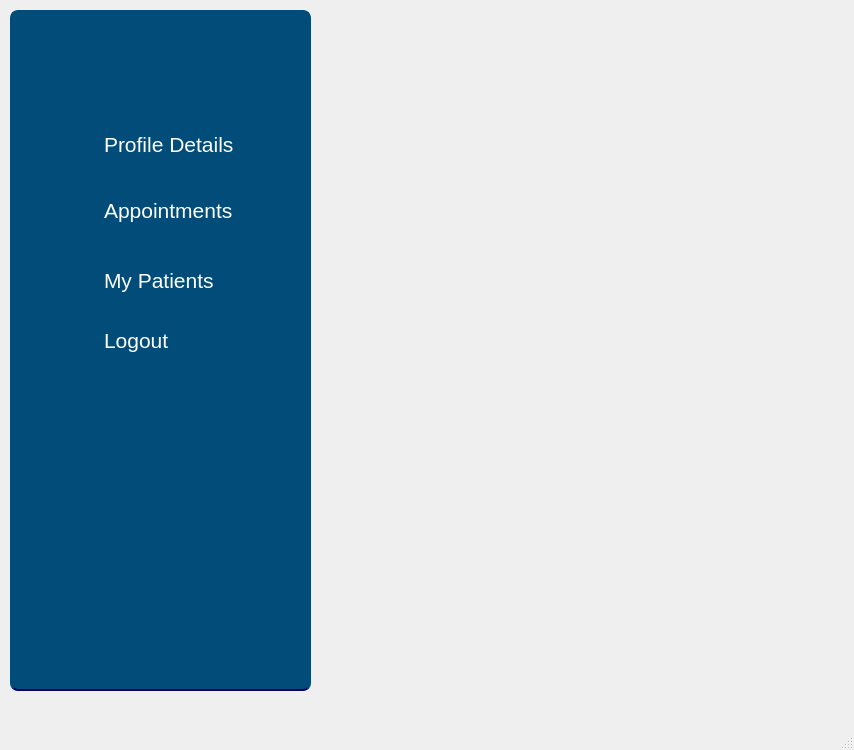
Before: the Qt Designer form frontend/doctordashboard.ui in rushii1192/covid-mgmt, drawn with Qt 5.
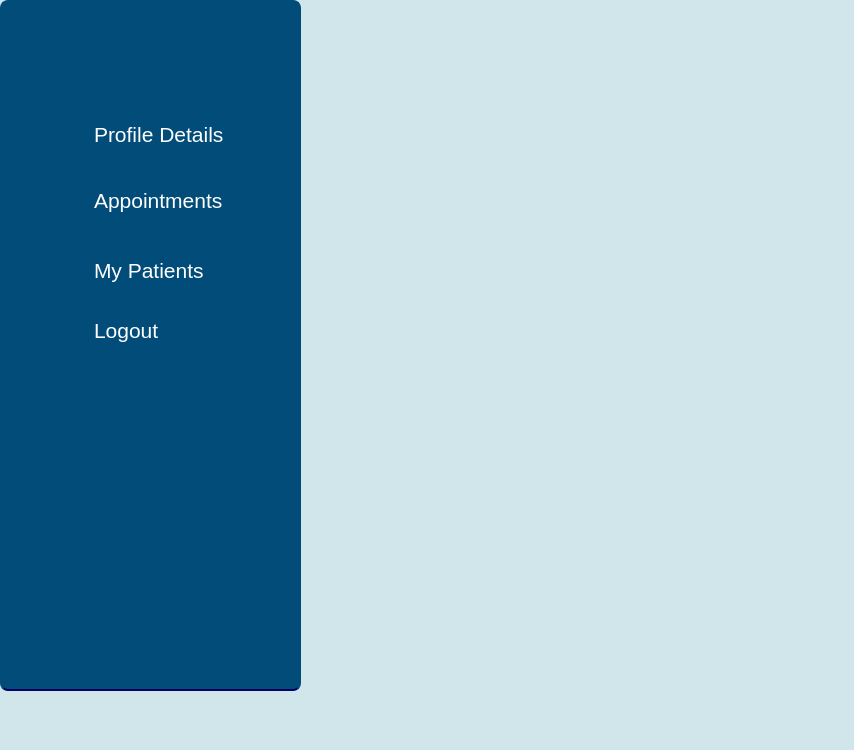
After: the same form once the commit is applied. Icons and pictures are not drawn.

Patch:
```diff
--- a/frontend/doctordashboard.ui
+++ b/frontend/doctordashboard.ui
@@ -13,14 +13,17 @@
   <property name="windowTitle">
    <string>MainWindow</string>
   </property>
+  <property name="styleSheet">
+   <string notr="true">background-color:rgb(208,230,234);</string>
+  </property>
   <widget class="QWidget" name="centralwidget">
    <widget class="QWidget" name="widget" native="true">
     <property name="geometry">
      <rect>
-      <x>10</x>
-      <y>10</y>
+      <x>0</x>
+      <y>0</y>
       <width>301</width>
-      <height>681</height>
+      <height>691</height>
      </rect>
     </property>
     <property name="styleSheet">
```
